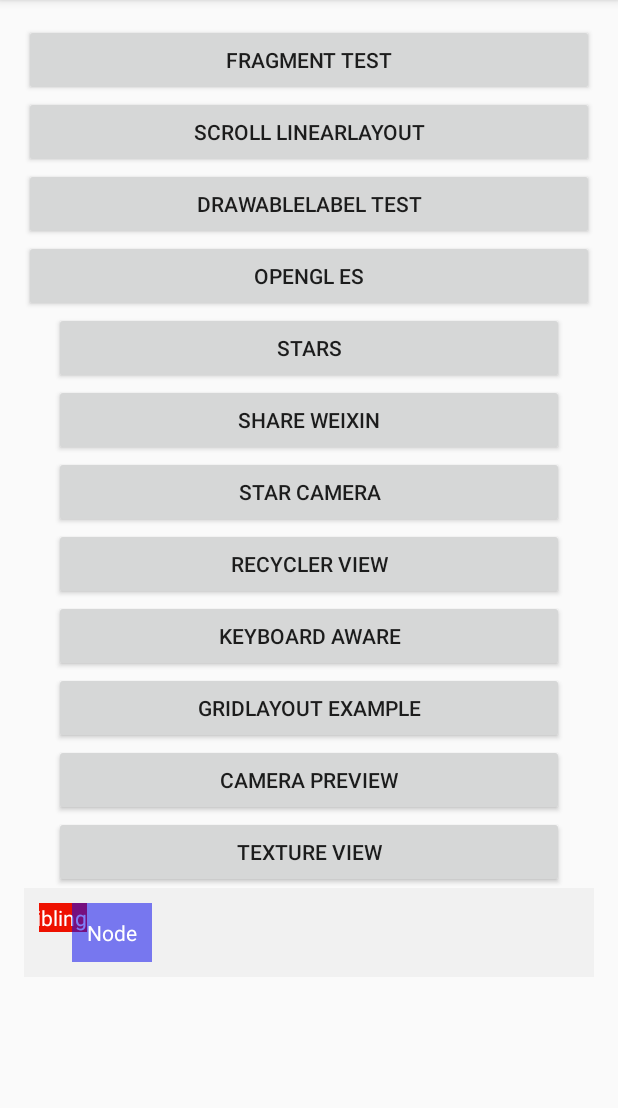
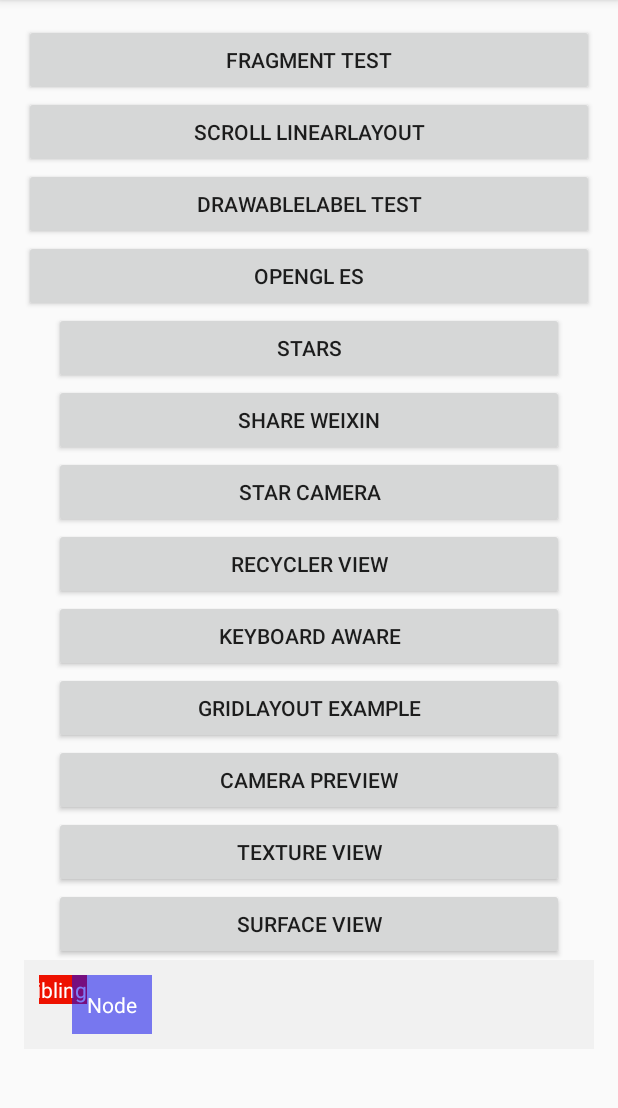
Before and after one commit to alexhilton/MoreEffectiveAndroid, an Android app: the screen it shows after launch (MainActivity), on a phone screen of 412 x 824 dp, the part 84-1192 px from its top. Run offline under Robolectric (Android 15) with nearby library versions, the phone set to English and light mode, and no system bars.

Commit message:
Play with surfaceview with transparency
Signed-off-by: Alex Hilton <dragonhilton@gmail.com>

```diff
--- a/app/src/main/java/net/toughcoder/effectiveandroid/MainActivity.java
+++ b/app/src/main/java/net/toughcoder/effectiveandroid/MainActivity.java
@@ -20,6 +20,7 @@ import net.toughcoder.opengl2s.OpenGLExampleActivity;
 import net.toughcoder.starcamera.StarCameraActivity;
 import net.toughcoder.widget.GridLayoutExampleActivity;
 import net.toughcoder.widget.RecyclerViewExampleActivity;
+import net.toughcoder.widget.SurfaceExampleActivity;
 import net.toughcoder.widget.TextureViewActivity;
 
 import java.util.ArrayList;
@@ -140,6 +141,15 @@ public class MainActivity extends ActionBarActivity {
                 startActivity(it);
             }
         });
+        View sv = findViewById(R.id.surface_view);
+        sv.setOnClickListener(new View.OnClickListener() {
+            @Override
+            public void onClick(View v) {
+                Intent it = new Intent(Intent.ACTION_VIEW);
+                it.setClass(getApplicationContext(), SurfaceExampleActivity.class);
+                startActivity(it);
+            }
+        });
 //      try {
 //        Thread.sleep(10 * 1000);
 //      } catch (InterruptedException e) {
--- a/app/src/main/res/layout/activity_main.xml
+++ b/app/src/main/res/layout/activity_main.xml
@@ -89,6 +89,13 @@
             android:layout_marginRight="20dip"
             android:layout_marginLeft="20dip"
             android:text="Texture View" />
+        <Button android:id="@+id/surface_view"
+            android:layout_width="match_parent"
+            android:layout_height="wrap_content"
+            android:padding="10dip"
+            android:layout_marginRight="20dip"
+            android:layout_marginLeft="20dip"
+            android:text="Surface View" />
         <RelativeLayout
             android:layout_width="match_parent"
             android:layout_height="wrap_content"
--- a/app/src/main/res/values/strings.xml
+++ b/app/src/main/res/values/strings.xml
@@ -12,5 +12,6 @@
     <string name="title_activity_open_glexample">OpenGLExampleActivity</string>
     <string name="title_activity_grid_layout_example">GridLayoutExampleActivity</string>
     <string name="title_activity_camera_preview">CameraPreviewActivity</string>
+    <string name="title_activity_surface_example">SurfaceExampleActivity</string>
 
 </resources>
```
Also changed, not shown: app/src/main/AndroidManifest.xml (+5 -2 lines), app/src/main/java/net/toughcoder/widget/SurfaceExampleActivity.java (added, +54 -0 lines), app/src/main/res/layout/activity_surface_example.xml (added, +16 -0 lines).
